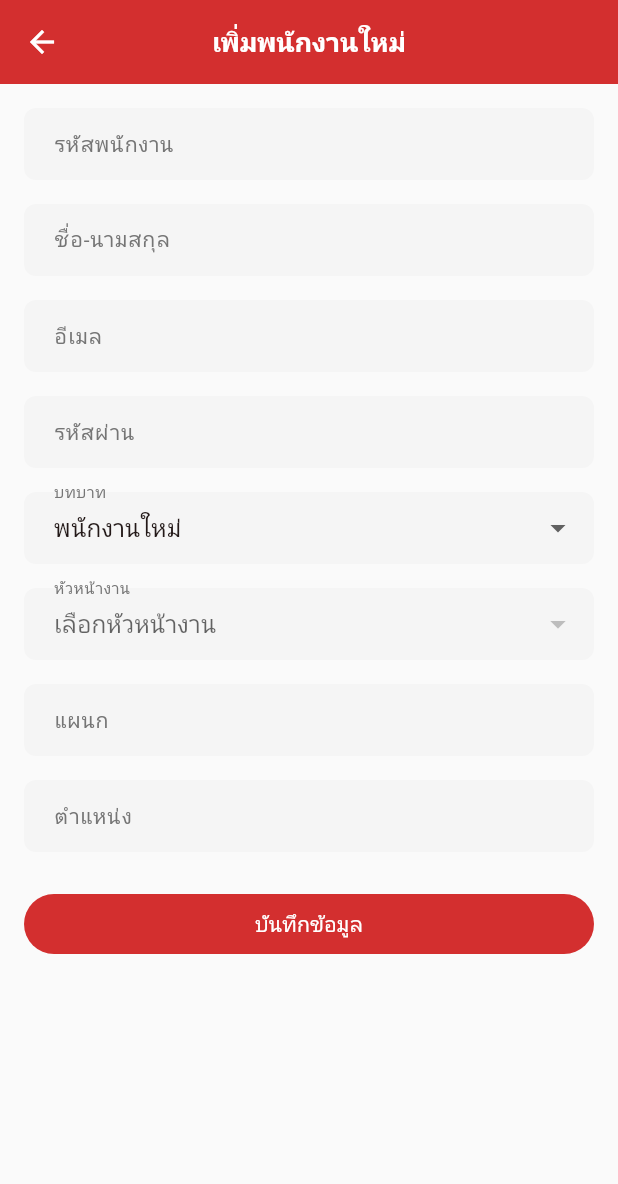
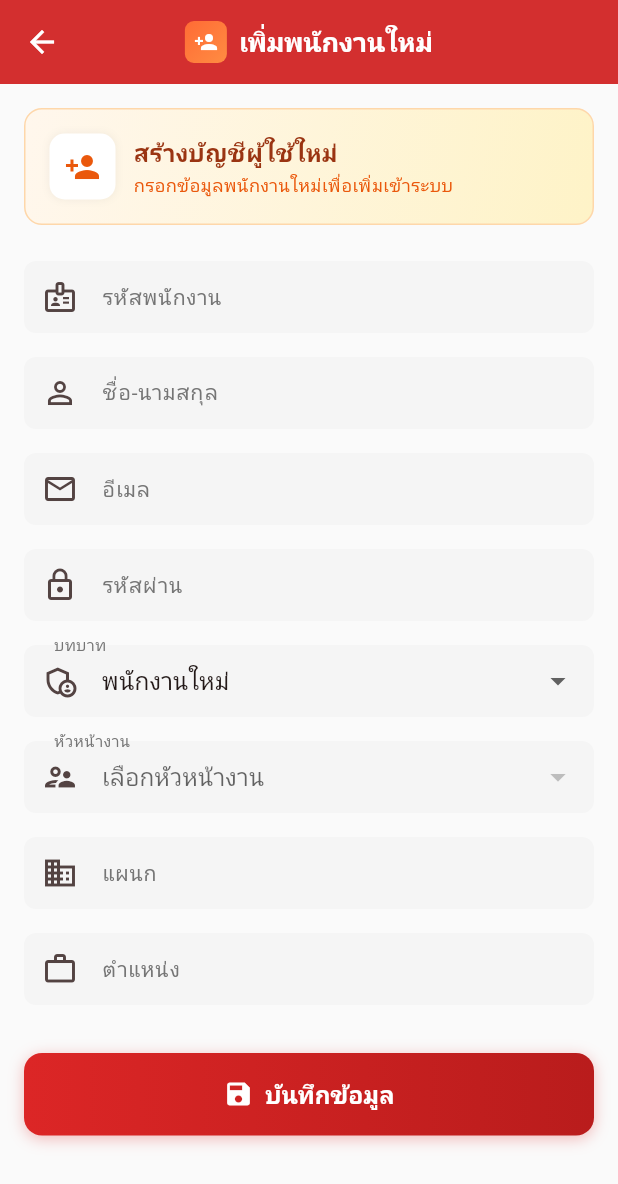
Before and after one commit to pritsadeep-droid/passport-, a Flutter app: the CreateUserScreen screen opened by its route, on a phone screen of 412 x 824 dp. Shown: the top 1184 px of the screen. Run offline on Flutter 3.47's test engine with Material 3 defaults, Android fonts, the phone set to English and light mode, and no system bars; our stand-ins replace dio, flutter_riverpod, flutter_secure_storage, freezed_annotation, go_router, hive_flutter and 2 more; accounts and stored records are empty; network calls fail; Roboto replaces fonts that are missing (Sarabun).

Commit message:
Update CreateUserScreen with Figma design styling
- Add CulturePassport logo to AppBar
- Add orange gradient header card with icon
- Update form fields with prefix icons and rounded borders
- Add red gradient submit button with save icon
- Improve overall form layout and visual styling

Co-Authored-By: Claude Opus 4.5 <noreply@anthropic.com>

```diff
--- a/frontend/lib/screens/hr/create_user_screen.dart
+++ b/frontend/lib/screens/hr/create_user_screen.dart
@@ -115,7 +115,26 @@ class _CreateUserScreenState extends ConsumerState<CreateUserScreen> {
   Widget build(BuildContext context) {
     return Scaffold(
       appBar: AppBar(
-        title: const Text('เพิ่มพนักงานใหม่'),
+        title: Row(
+          mainAxisSize: MainAxisSize.min,
+          children: [
+            Container(
+              width: 28,
+              height: 28,
+              decoration: BoxDecoration(
+                gradient: const LinearGradient(
+                  colors: [Color(0xFFFF6B35), Color(0xFFFF8C42)],
+                  begin: Alignment.topLeft,
+                  end: Alignment.bottomRight,
+                ),
+                borderRadius: BorderRadius.circular(6),
+              ),
+              child: const Icon(Icons.person_add, color: Colors.white, size: 16),
+            ),
+            const SizedBox(width: 8),
+            const Text('เพิ่มพนักงานใหม่'),
+          ],
+        ),
       ),
       body: Stack(
         children: [
@@ -126,12 +145,72 @@ class _CreateUserScreenState extends ConsumerState<CreateUserScreen> {
               child: Column(
                 crossAxisAlignment: CrossAxisAlignment.stretch,
                 children: [
-                  TextFormField(
+                  // Header card
+                  Container(
+                    padding: const EdgeInsets.all(16),
+                    decoration: BoxDecoration(
+                      gradient: const LinearGradient(
+                        colors: [Color(0xFFFFF7ED), Color(0xFFFEF3C7)],
+                        begin: Alignment.topLeft,
+                        end: Alignment.bottomRight,
+                      ),
+                      borderRadius: BorderRadius.circular(12),
+                      border: Border.all(color: const Color(0xFFFED7AA)),
+                    ),
+                    child: Row(
+                      children: [
+                        Container(
+                          padding: const EdgeInsets.all(10),
+                          decoration: BoxDecoration(
+                            color: Colors.white,
+                            borderRadius: BorderRadius.circular(10),
+                            boxShadow: [
+                              BoxShadow(
+                                color: Colors.black.withOpacity(0.05),
+                                blurRadius: 4,
+                              ),
+                            ],
+                          ),
+                          child: const Icon(
+                            Icons.person_add,
+                            color: Color(0xFFEA580C),
+                            size: 24,
+                          ),
+                        ),
+                        const SizedBox(width: 12),
+                        const Expanded(
+                          child: Column(
+                            crossAxisAlignment: CrossAxisAlignment.start,
+                            children: [
+                              Text(
+                                'สร้างบัญชีผู้ใช้ใหม่',
+                                style: TextStyle(
+                                  fontWeight: FontWeight.bold,
+                                  fontSize: 16,
+                                  color: Color(0xFF9A3412),
+                                ),
+                              ),
+                              SizedBox(height: 2),
+                              Text(
+                                'กรอกข้อมูลพนักงานใหม่เพื่อเพิ่มเข้าระบบ',
+                                style: TextStyle(
+                                  fontSize: 12,
+                                  color: Color(0xFFEA580C),
+                                ),
+                              ),
+                            ],
+                          ),
+                        ),
+                      ],
+                    ),
+                  ),
+                  const SizedBox(height: 24),
+
+                  // Form fields with icons
+                  _buildFormField(
                     controller: _employeeIdController,
-                    decoration: const InputDecoration(
-                      labelText: 'รหัสพนักงาน',
-                      border: OutlineInputBorder(),
-                    ),
+                    label: 'รหัสพนักงาน',
+                    icon: Icons.badge_outlined,
                     validator: (value) {
                       if (value == null || value.isEmpty) {
                         return 'กรุณากรอกรหัสพนักงาน';
@@ -140,12 +219,10 @@ class _CreateUserScreenState extends ConsumerState<CreateUserScreen> {
                     },
                   ),
                   const SizedBox(height: 16),
-                  TextFormField(
+                  _buildFormField(
                     controller: _nameController,
-                    decoration: const InputDecoration(
-                      labelText: 'ชื่อ-นามสกุล',
-                      border: OutlineInputBorder(),
-                    ),
+                    label: 'ชื่อ-นามสกุล',
+                    icon: Icons.person_outline,
                     validator: (value) {
                       if (value == null || value.isEmpty) {
                         return 'กรุณากรอกชื่อ-นามสกุล';
@@ -154,12 +231,10 @@ class _CreateUserScreenState extends ConsumerState<CreateUserScreen> {
                     },
                   ),
                   const SizedBox(height: 16),
-                  TextFormField(
+                  _buildFormField(
                     controller: _emailController,
-                    decoration: const InputDecoration(
-                      labelText: 'อีเมล',
-                      border: OutlineInputBorder(),
-                    ),
+                    label: 'อีเมล',
+                    icon: Icons.email_outlined,
                     keyboardType: TextInputType.emailAddress,
                     validator: (value) {
                       if (value == null || value.isEmpty) {
@@ -172,12 +247,10 @@ class _CreateUserScreenState extends ConsumerState<CreateUserScreen> {
                     },
                   ),
                   const SizedBox(height: 16),
-                  TextFormField(
+                  _buildFormField(
                     controller: _passwordController,
-                    decoration: const InputDecoration(
-                      labelText: 'รหัสผ่าน',
-                      border: OutlineInputBorder(),
-                    ),
+                    label: 'รหัสผ่าน',
+                    icon: Icons.lock_outline,
                     obscureText: true,
                     validator: (value) {
                       if (value == null || value.isEmpty) {
@@ -192,9 +265,12 @@ class _CreateUserScreenState extends ConsumerState<CreateUserScreen> {
                   const SizedBox(height: 16),
                   DropdownButtonFormField<UserRole>(
                     value: _selectedRole,
-                    decoration: const InputDecoration(
+                    decoration: InputDecoration(
                       labelText: 'บทบาท',
-                      border: OutlineInputBorder(),
+                      prefixIcon: const Icon(Icons.admin_panel_settings_outlined),
+                      border: OutlineInputBorder(
+                        borderRadius: BorderRadius.circular(12),
+                      ),
                     ),
                     items: UserRole.values.map((role) {
                       return DropdownMenuItem(
@@ -214,9 +290,12 @@ class _CreateUserScreenState extends ConsumerState<CreateUserScreen> {
                   if (_selectedRole == UserRole.employee) ...[
                      DropdownButtonFormField<String>(
                       value: _selectedSupervisorId,
-                      decoration: const InputDecoration(
+                      decoration: InputDecoration(
                         labelText: 'หัวหน้างาน',
-                        border: OutlineInputBorder(),
+                        prefixIcon: const Icon(Icons.supervisor_account_outlined),
+                        border: OutlineInputBorder(
+                          borderRadius: BorderRadius.circular(12),
+                        ),
                       ),
                       items: _supervisors.map((user) {
                         return DropdownMenuItem(
@@ -230,8 +309,6 @@ class _CreateUserScreenState extends ConsumerState<CreateUserScreen> {
                         });
                       },
                       validator: (value) {
-                         // Supervisor optional or required? Logic says if employee, usually needs supervisor.
-                         // But let's keep it optional to not break flow if no supervisor exists yet.
                          return null;
                       },
                       hint: _isLoadingSupervisors
@@ -240,12 +317,10 @@ class _CreateUserScreenState extends ConsumerState<CreateUserScreen> {
                     ),
                     const SizedBox(height: 16),
                   ],
-                  TextFormField(
+                  _buildFormField(
                     controller: _departmentController,
-                    decoration: const InputDecoration(
-                      labelText: 'แผนก',
-                      border: OutlineInputBorder(),
-                    ),
+                    label: 'แผนก',
+                    icon: Icons.business_outlined,
                     validator: (value) {
                       if (value == null || value.isEmpty) {
                         return 'กรุณากรอกแผนก';
@@ -254,12 +329,10 @@ class _CreateUserScreenState extends ConsumerState<CreateUserScreen> {
                     },
                   ),
                   const SizedBox(height: 16),
-                  TextFormField(
+                  _buildFormField(
                     controller: _positionController,
-                    decoration: const InputDecoration(
-                      labelText: 'ตำแหน่ง',
-                      border: OutlineInputBorder(),
-                    ),
+                    label: 'ตำแหน่ง',
+                    icon: Icons.work_outline,
                     validator: (value) {
                       if (value == null || value.isEmpty) {
                         return 'กรุณากรอกตำแหน่ง';
@@ -267,10 +340,48 @@ class _CreateUserScreenState extends ConsumerState<CreateUserScreen> {
                       return null;
                     },
                   ),
-                  const SizedBox(height: 24),
-                  FilledButton(
-                    onPressed: _isLoading ? null : _submit,
-                    child: const Text('บันทึกข้อมูล'),
+                  const SizedBox(height: 32),
+                  Container(
+                    decoration: BoxDecoration(
+                      gradient: const LinearGradient(
+                        colors: [Color(0xFFDC2626), Color(0xFFB91C1C)],
+                        begin: Alignment.centerLeft,
+                        end: Alignment.centerRight,
+                      ),
+                      borderRadius: BorderRadius.circular(12),
+                      boxShadow: [
+                        BoxShadow(
+                          color: const Color(0xFFDC2626).withOpacity(0.3),
+                          blurRadius: 8,
+                          offset: const Offset(0, 2),
+                        ),
+                      ],
+                    ),
+                    child: FilledButton(
+                      onPressed: _isLoading ? null : _submit,
+                      style: FilledButton.styleFrom(
+                        backgroundColor: Colors.transparent,
+                        shadowColor: Colors.transparent,
+                        padding: const EdgeInsets.symmetric(vertical: 16),
+                        shape: RoundedRectangleBorder(
+                          borderRadius: BorderRadius.circular(12),
+                        ),
+                      ),
+                      child: Row(
+                        mainAxisAlignment: MainAxisAlignment.center,
+                        children: [
+                          const Icon(Icons.save, size: 20),
+                          const SizedBox(width: 8),
+                          const Text(
+                            'บันทึกข้อมูล',
+                            style: TextStyle(
+                              fontSize: 16,
+                              fontWeight: FontWeight.bold,
+                            ),
+                          ),
+                        ],
+                      ),
+                    ),
                   ),
                 ],
               ),
@@ -287,4 +398,27 @@ class _CreateUserScreenState extends ConsumerState<CreateUserScreen> {
       ),
     );
   }
+
+  Widget _buildFormField({
+    required TextEditingController controller,
+    required String label,
+    required IconData icon,
+    String? Function(String?)? validator,
+    TextInputType? keyboardType,
+    bool obscureText = false,
+  }) {
+    return TextFormField(
+      controller: controller,
+      decoration: InputDecoration(
+        labelText: label,
+        prefixIcon: Icon(icon),
+        border: OutlineInputBorder(
+          borderRadius: BorderRadius.circular(12),
+        ),
+      ),
+      keyboardType: keyboardType,
+      obscureText: obscureText,
+      validator: validator,
+    );
+  }
 }
```
